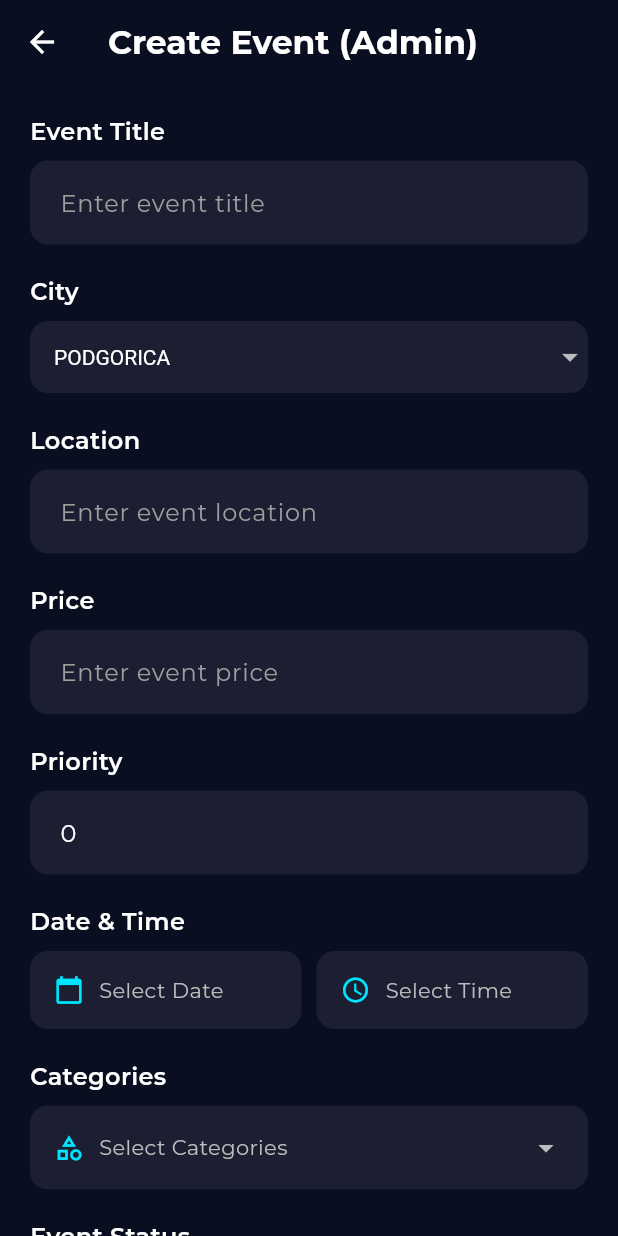
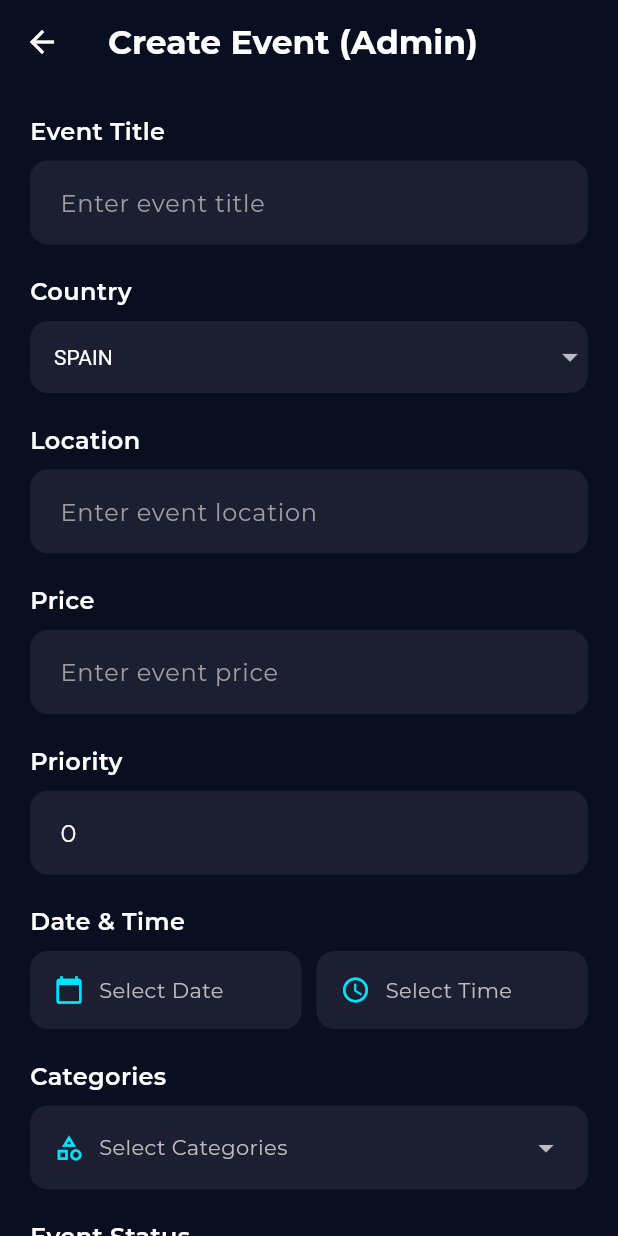
Before and after one commit to Amo0802/events-amo, a Flutter app: the AdminCreateEventPage screen opened directly, on a phone screen of 412 x 824 dp. Run offline on Flutter 3.47's test engine with Material 3 defaults, Android fonts, the phone set to English and light mode, and no system bars; our stand-ins replace carousel_slider, dio, flutter_local_notifications, flutter_secure_storage, google_fonts, image_picker and 3 more; accounts and stored records are empty; network calls fail.

Commit message:
Errors handling and Country fix

```diff
--- a/lib/pages/admin/admin_create_event.dart
+++ b/lib/pages/admin/admin_create_event.dart
@@ -28,7 +28,7 @@ class _AdminCreateEventPageState extends State<AdminCreateEventPage> {
   DateTime? _selectedDate;
   TimeOfDay? _selectedTime;
   List<String> _selectedCategories = [];
-  String _selectedCity = 'PODGORICA';
+  String _selectedCity = 'SPAIN';
   bool _isMainEvent = false;
   bool _isPromoted = false;
 
@@ -41,7 +41,7 @@ class _AdminCreateEventPageState extends State<AdminCreateEventPage> {
   ];
 
   final List<String> _availableCities = [
-    'PODGORICA', 'BERANE', 'NIKSIC'
+    'SPAIN', 'FRANCE', 'GERMANY', 'ITALY', 'OTHER'
   ];
 
   @override
@@ -423,7 +423,7 @@ class _AdminCreateEventPageState extends State<AdminCreateEventPage> {
       crossAxisAlignment: CrossAxisAlignment.start,
       children: [
         Text(
-          "City",
+          "Country",
           style: TextStyle(
             fontSize: 16,
             fontWeight: FontWeight.w600,
--- a/lib/pages/admin/admin_edit_event.dart
+++ b/lib/pages/admin/admin_edit_event.dart
@@ -29,7 +29,7 @@ class _AdminEditEventPageState extends State<AdminEditEventPage> {
   DateTime? _selectedDate;
   TimeOfDay? _selectedTime;
   List<String> _selectedCategories = [];
-  String _selectedCity = 'PODGORICA';
+  String _selectedCity = 'SPAIN';
   bool _isMainEvent = false;
   bool _isPromoted = false;
 
@@ -44,7 +44,7 @@ class _AdminEditEventPageState extends State<AdminEditEventPage> {
   ];
 
   final List<String> _availableCities = [
-    'PODGORICA', 'BERANE', 'NIKSIC'
+    'SPAIN', 'FRANCE', 'GERMANY', 'ITALY', 'OTHER'
   ];
 
   @override
@@ -564,7 +564,7 @@ class _AdminEditEventPageState extends State<AdminEditEventPage> {
       crossAxisAlignment: CrossAxisAlignment.start,
       children: [
         Text(
-          "City",
+          "Country",
           style: TextStyle(
             fontSize: 16,
             fontWeight: FontWeight.w600,
--- a/lib/pages/community_events_page.dart
+++ b/lib/pages/community_events_page.dart
@@ -16,7 +16,7 @@ class CommunityEventsPageState extends State<CommunityEventsPage> {
   bool _isRefreshing = false;
   final ScrollController _scrollController = ScrollController();
 
-  final List<String> cities = ['ALL', 'SPAIN', 'FRANCE', 'GERMANY', 'ITALY'];
+  final List<String> cities = ['ALL', 'SPAIN', 'FRANCE', 'GERMANY', 'ITALY', 'OTHER'];
 
   final List<String> categories = [
     'ALL',
--- a/lib/pages/login_page.dart
+++ b/lib/pages/login_page.dart
@@ -77,7 +77,7 @@ class LoginPageState extends State<LoginPage> with SingleTickerProviderStateMixi
         } else {
           ScaffoldMessenger.of(context).showSnackBar(
             SnackBar(
-              content: Text('Login failed: ${authProvider.error}'),
+              content: Text('Login failed: Invalid email or password.'),
               backgroundColor: Colors.red,
             ),
           );
--- a/lib/pages/register_page.dart
+++ b/lib/pages/register_page.dart
@@ -77,7 +77,7 @@ class RegisterPageState extends State<RegisterPage> with SingleTickerProviderSta
         // If login fails, show an error message
         ScaffoldMessenger.of(context).showSnackBar(
           SnackBar(
-            content: Text('Login failed: ${authProvider.error}'),
+            content: Text('Login failed: An account with this email already exists.'),
             backgroundColor: Colors.red,
           ),
         );
```
